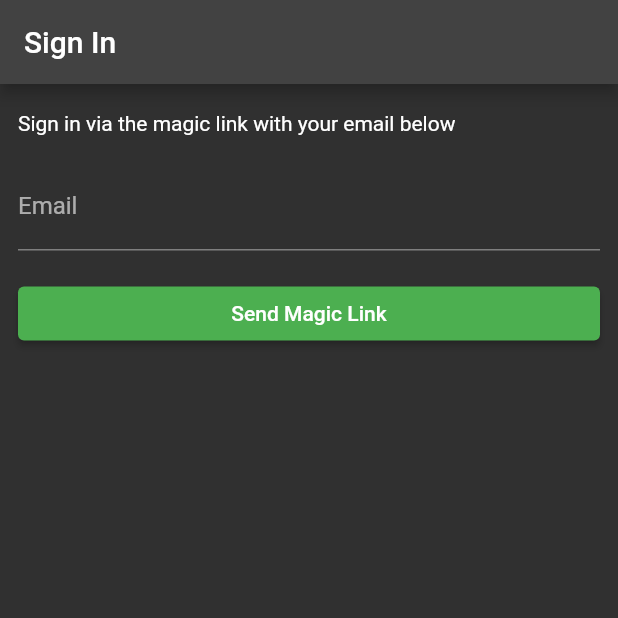
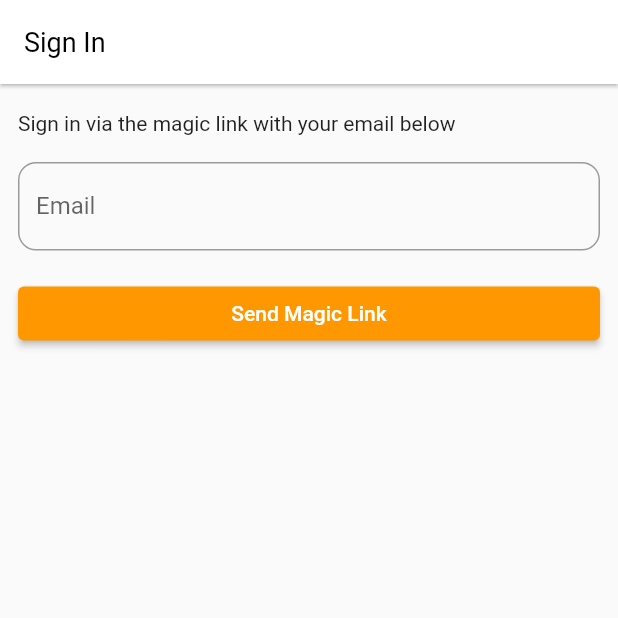
Before and after one commit to lathifrdp/explore-supabase, a Flutter app: the screen it shows after launch, on a phone screen of 412 x 824 dp, the top half of it. Run offline on Flutter 3.47's test engine with Material 2 defaults, Android fonts, the phone set to English and light mode, and no system bars; our stand-ins replace supabase_flutter; accounts and stored records are empty.

Commit message:
penyesuaian main

```diff
--- a/lib/main.dart
+++ b/lib/main.dart
@@ -1,8 +1,11 @@
 import 'package:flutter/material.dart';
 import 'package:supabase_flutter/supabase_flutter.dart';
 import 'package:supabase_quickstart/pages/account_page.dart';
+import 'package:supabase_quickstart/pages/chat_page.dart';
 import 'package:supabase_quickstart/pages/login_page.dart';
+import 'package:supabase_quickstart/pages/register_page.dart';
 import 'package:supabase_quickstart/pages/splash_page.dart';
+import 'package:supabase_quickstart/utils/constants.dart';
 
 Future<void> main() async {
   WidgetsFlutterBinding.ensureInitialized();
@@ -22,25 +25,15 @@ class MyApp extends StatelessWidget {
   Widget build(BuildContext context) {
     return MaterialApp(
       title: 'Supabase Flutter',
-      theme: ThemeData.dark().copyWith(
-        primaryColor: Colors.green,
-        textButtonTheme: TextButtonThemeData(
-          style: TextButton.styleFrom(
-            foregroundColor: Colors.green,
-          ),
-        ),
-        elevatedButtonTheme: ElevatedButtonThemeData(
-          style: ElevatedButton.styleFrom(
-            foregroundColor: Colors.white,
-            backgroundColor: Colors.green,
-          ),
-        ),
-      ),
+      debugShowCheckedModeBanner: false,
+      theme: appTheme,
       initialRoute: '/',
-      routes: <String, WidgetBuilder>{
+      routes: {
         '/': (_) => const SplashPage(),
         '/login': (_) => const LoginPage(),
         '/account': (_) => const AccountPage(),
+        '/register': (_) => const RegisterPage(),
+        '/chat': (_) => const ChatPage(),
       },
     );
   }
```
